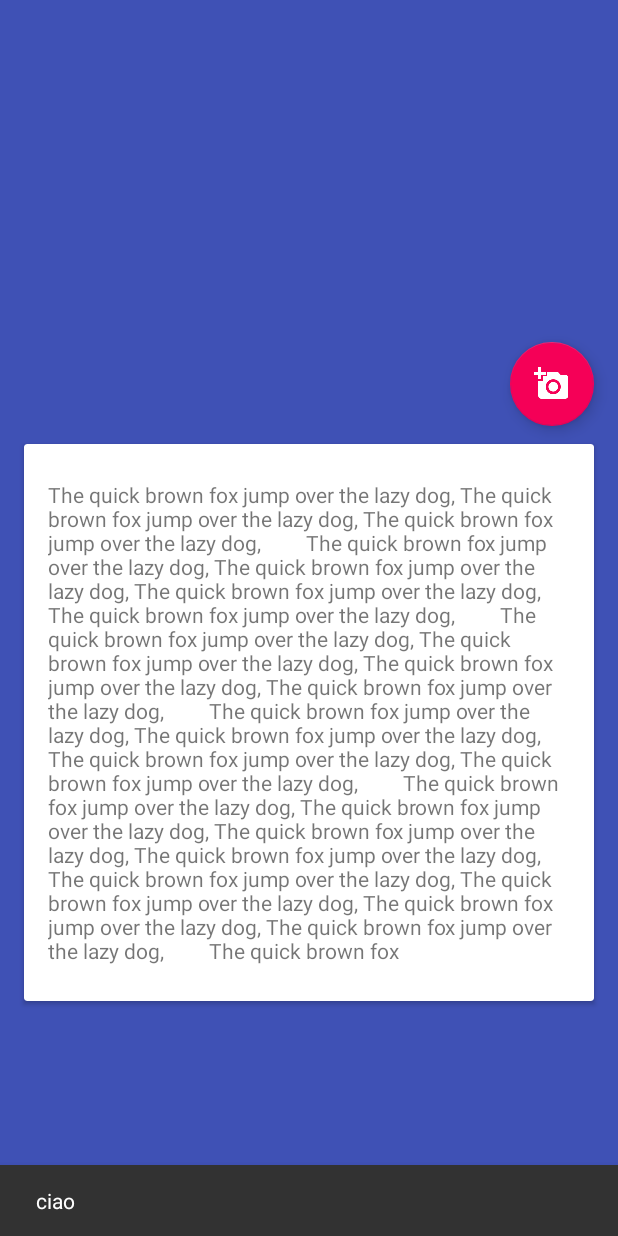
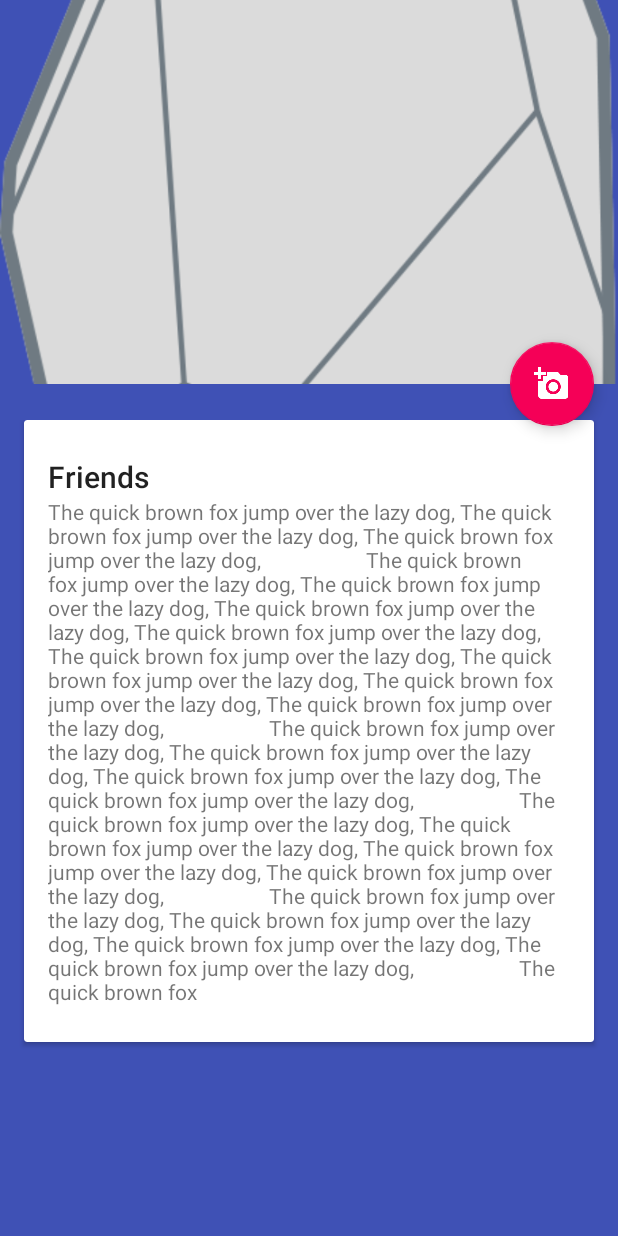
Before and after one commit to FedericoTorsello/BluetoothPositioning, an Android app: the fragment DetailDeviceFrag shown on its own in the app's theme, after a tap on an icon or button, on a phone screen of 412 x 824 dp. Run offline under Robolectric (Android 15) with nearby library versions, the light colour scheme and no system bars; 1 statement that could not run was skipped.

Commit message:
code refactoring

```diff
--- a/app/build.gradle
+++ b/app/build.gradle
@@ -32,6 +32,7 @@ dependencies {
     //    compile project(':android-beacon-library-debug')
 //    compile 'com.estimote:sdk:0.11.0@aar'
     compile 'com.android.support:support-v4:23.4.0'
+    compile 'com.android.support:support-v13:23.4.0'
     compile 'com.android.support:appcompat-v7:23.4.0'
     compile 'com.android.support:design:23.4.0'
     compile 'com.android.support:preference-v7:23.4.0'
--- a/app/src/main/java/it/unibo/torsello/bluetoothpositioning/fragment/DetailDeviceFrag.java
+++ b/app/src/main/java/it/unibo/torsello/bluetoothpositioning/fragment/DetailDeviceFrag.java
@@ -1,20 +1,18 @@
 package it.unibo.torsello.bluetoothpositioning.fragment;
 
-import android.content.Intent;
+import android.content.Context;
+import android.content.pm.PackageManager;
+import android.hardware.Camera;
 import android.os.Bundle;
-import android.os.RemoteException;
-import android.provider.MediaStore;
 import android.support.design.widget.CollapsingToolbarLayout;
 import android.support.design.widget.FloatingActionButton;
-import android.support.design.widget.Snackbar;
 import android.support.v4.app.Fragment;
 import android.view.LayoutInflater;
 import android.view.View;
 import android.view.ViewGroup;
 
-import org.altbeacon.beacon.Region;
-
 import it.unibo.torsello.bluetoothpositioning.R;
+import it.unibo.torsello.bluetoothpositioning.utils.CameraPreview;
 
 /**
  * Created by ocabafox on 7/8/2015.
@@ -23,6 +21,10 @@ public class DetailDeviceFrag extends Fragment {
 
     public static final String EXTRA_MESSAGE = "EXTRA_MESSAGE";
     private static final int CAPTURE_IMAGE_ACTIVITY_REQUEST_CODE = 100;
+
+    private Camera mCamera;
+    private CameraPreview mPreview;
+
 
     public static DetailDeviceFrag newInstance(String message) {
         DetailDeviceFrag fragment = new DetailDeviceFrag();
@@ -34,7 +36,7 @@ public class DetailDeviceFrag extends Fragment {
 
     @Override
     public View onCreateView(LayoutInflater inflater, ViewGroup container, Bundle savedInstanceState) {
-        View root = inflater.inflate(R.layout.frag_details, container, false);
+        final View root = inflater.inflate(R.layout.frag_details, container, false);
         CollapsingToolbarLayout collapsingToolbarLayout =
                 (CollapsingToolbarLayout) root.findViewById(R.id.collapsing_toolbar);
 
@@ -45,24 +47,67 @@ public class DetailDeviceFrag extends Fragment {
             //collapsingToolbarLayout.setExpandedTitleColor(0xED1C24);
         }
 
+        checkCameraHardware(getContext());
+        mCamera = getCameraInstance();
+
+        // Create our Preview view and set it as the content of our activity.
+        mPreview = new CameraPreview(getContext(), mCamera);
+//                FrameLayout preview = (FrameLayout) getActivity().findViewById(R.id.camera_preview);
+//        FrameLayout preview = (FrameLayout) root.findViewById(R.id.camera_preview1);
+//        preview.addView(mPreview);
 
         final FloatingActionButton fab = (FloatingActionButton) root.findViewById(R.id.fab2);
         assert fab != null;
-        Snackbar.make(fab, R.string.snackbar_start_scanning, Snackbar.LENGTH_LONG).show();
+//        Snackbar.make(fab, R.string.snackbar_start_scanning, Snackbar.LENGTH_LONG).show();
         fab.setOnClickListener(new View.OnClickListener() {
             @Override
             public void onClick(View view) {
                 // create Intent to take a picture and return control to the calling application
-                Intent intent = new Intent(MediaStore.ACTION_IMAGE_CAPTURE);
+//                Intent intent = new Intent(MediaStore.ACTION_IMAGE_CAPTURE);
+//
+//                // start the image capture Intent
+//                startActivityForResult(intent, CAPTURE_IMAGE_ACTIVITY_REQUEST_CODE);
+//                Snackbar.make(view, "ciao", Snackbar.LENGTH_SHORT).show();
 
-                // start the image capture Intent
-                startActivityForResult(intent, CAPTURE_IMAGE_ACTIVITY_REQUEST_CODE);
-                Snackbar.make(view, "ciao", Snackbar.LENGTH_SHORT).show();
+
+//
+//                getActivity().getSupportFragmentManager().beginTransaction()
+//                        .replace(R.id.frameLayout, mPreview)
+//                        .commit();
+
+
+                /** A safe way to get an instance of the Camera object. */
+
             }
 
         });
-
-
         return root;
     }
+
+    /**
+     * Check if this device has a camera
+     */
+    private boolean checkCameraHardware(Context context) {
+        if (context.getPackageManager().hasSystemFeature(PackageManager.FEATURE_CAMERA)) {
+            // this device has a camera
+            return true;
+        } else {
+            // no camera on this device
+            return false;
+        }
+    }
+
+    /**
+     * A safe way to get an instance of the Camera object.
+     */
+    public static Camera getCameraInstance() {
+        Camera c = null;
+        try {
+            c = Camera.open(); // attempt to get a Camera instance
+        } catch (Exception e) {
+            // Camera is not available (in use or does not exist)
+        }
+        return c; // returns null if camera is unavailable
+    }
+
 }
--- a/app/src/main/java/it/unibo/torsello/bluetoothpositioning/main/MainActivity.java
+++ b/app/src/main/java/it/unibo/torsello/bluetoothpositioning/main/MainActivity.java
@@ -78,7 +78,7 @@ public class MainActivity extends AppCompatActivity
             if (!isBackPressed || back_pressed + DOUBLE_PRESS_INTERVAL <= System.currentTimeMillis()) {
                 isBackPressed = true;
                 FloatingActionButton fab = (FloatingActionButton) findViewById(R.id.fab);
-                Snackbar.make(fab, R.string.exit, Snackbar.LENGTH_SHORT).show();
+                Snackbar.make(fab, R.string.snackbar_exit, Snackbar.LENGTH_SHORT).show();
             } else {
 //                finish();
                 super.onBackPressed();
--- /dev/null
+++ b/app/src/main/java/it/unibo/torsello/bluetoothpositioning/utils/CameraPreview.java
@@ -0,0 +1,78 @@
+package it.unibo.torsello.bluetoothpositioning.utils;
+
+/**
+ * Created by federico on 26/08/16.
+ */
+
+import android.content.Context;
+import android.hardware.Camera;
+import android.util.Log;
+import android.view.SurfaceHolder;
+import android.view.SurfaceView;
+
+import java.io.IOException;
+
+/**
+ * A basic Camera preview class
+ */
+public class CameraPreview extends SurfaceView implements SurfaceHolder.Callback {
+    private SurfaceHolder mHolder;
+    private Camera mCamera;
+
+    private final String TAG_CLASS = getClass().getSimpleName();
+
+    public CameraPreview(Context context, Camera camera) {
+        super(context);
+        mCamera = camera;
+
+        // Install a SurfaceHolder.Callback so we get notified when the
+        // underlying surface is created and destroyed.
+        mHolder = getHolder();
+        mHolder.addCallback(this);
+        // deprecated setting, but required on Android versions prior to 3.0
+        mHolder.setType(SurfaceHolder.SURFACE_TYPE_PUSH_BUFFERS);
+    }
+
+    public void surfaceCreated(SurfaceHolder holder) {
+        // The Surface has been created, now tell the camera where to draw the preview.
+        try {
+            mCamera.setPreviewDisplay(holder);
+            mCamera.startPreview();
+        } catch (IOException e) {
+            Log.d(TAG_CLASS, "Error setting camera preview: " + e.getMessage());
+        }
+    }
+
+    public void surfaceDestroyed(SurfaceHolder holder) {
+        // empty. Take care of releasing the Camera preview in your activity.
+    }
+
+    public void surfaceChanged(SurfaceHolder holder, int format, int w, int h) {
+        // If your preview can change or rotate, take care of those events here.
+        // Make sure to stop the preview before resizing or reformatting it.
+
+        if (mHolder.getSurface() == null) {
+            // preview surface does not exist
+            return;
+        }
+
+        // stop preview before making changes
+        try {
+            mCamera.stopPreview();
+        } catch (Exception e) {
+            // ignore: tried to stop a non-existent preview
+        }
+
+        // set preview size and make any resize, rotate or
+        // reformatting changes here
+
+        // start preview with new settings
+        try {
+            mCamera.setPreviewDisplay(mHolder);
+            mCamera.startPreview();
+
+        } catch (Exception e) {
+            Log.d(TAG_CLASS, "Error starting camera preview: " + e.getMessage());
+        }
+    }
+}
--- a/app/src/main/res/layout/app_bar_main.xml
+++ b/app/src/main/res/layout/app_bar_main.xml
@@ -5,7 +5,6 @@
     android:id="@+id/app_bar_main"
     android:layout_width="match_parent"
     android:layout_height="match_parent"
-    android:fitsSystemWindows="true"
     tools:context=".main.MainActivity">
 
     <android.support.design.widget.AppBarLayout
--- a/app/src/main/res/layout/frag_details.xml
+++ b/app/src/main/res/layout/frag_details.xml
@@ -1,8 +1,12 @@
+<?xml version="1.0" encoding="utf-8"?>
 <android.support.design.widget.CoordinatorLayout xmlns:android="http://schemas.android.com/apk/res/android"
     xmlns:app="http://schemas.android.com/apk/res-auto"
-    android:id="@+id/coordinatorLayout"
+    xmlns:tools="http://schemas.android.com/tools"
+    android:layout_width="match_parent"
     android:layout_height="match_parent"
-    android:layout_width="match_parent">
+    android:fitsSystemWindows="true"
+    tools:context=".main.MainActivity"
+    tools:showIn="@layout/app_bar_main">
 
     <android.support.design.widget.AppBarLayout
         android:id="@+id/appbar"
@@ -15,21 +19,29 @@
             android:id="@+id/collapsing_toolbar"
             android:layout_width="match_parent"
             android:layout_height="match_parent"
-            app:layout_scrollFlags="scroll|exitUntilCollapsed">
+            app:layout_scrollFlags="scroll|exitUntilCollapsed"
+            app:contentScrim="?attr/colorPrimary">
+
+            <android.support.v7.widget.Toolbar
+                android:layout_width="match_parent"
+                android:layout_height="?attr/actionBarSize"
+                app:popupTheme="@style/ThemeOverlay.AppCompat.Light"
+                app:layout_collapseMode="pin" />
+
+            <FrameLayout
+                android:id="@+id/camera_preview1"
+                android:layout_width="match_parent"
+                android:layout_height="match_parent">
 
                 <ImageView
                     android:id="@+id/backdrop"
                     android:layout_width="match_parent"
                     android:layout_height="match_parent"
                     android:scaleType="centerCrop"
+                    android:src="@drawable/unknown_beacon"
                     app:layout_collapseMode="parallax" />
 
-            <android.support.v7.widget.Toolbar
-                android:id="@+id/toolbar"
-                android:layout_width="match_parent"
-                android:layout_height="?attr/actionBarSize"
-                android:background="?attr/colorPrimary"
-                app:layout_collapseMode="pin" />
+            </FrameLayout>
 
         </android.support.design.widget.CollapsingToolbarLayout>
     </android.support.design.widget.AppBarLayout>
@@ -49,12 +61,20 @@
             <android.support.v7.widget.CardView
                 android:layout_width="match_parent"
                 android:layout_height="wrap_content"
-                android:layout_margin="@dimen/card_margin">
+                android:layout_marginBottom="@dimen/card_margin"
+                android:layout_marginLeft="@dimen/card_margin"
+                android:layout_marginRight="@dimen/card_margin">
 
                 <LinearLayout
                     style="@style/Widget.CardContent"
                     android:layout_width="match_parent"
                     android:layout_height="wrap_content">
+
+                    <TextView
+                        android:layout_width="match_parent"
+                        android:layout_height="wrap_content"
+                        android:text="Friends"
+                        android:textAppearance="@style/TextAppearance.AppCompat.Title" />
 
                     <TextView
                         android:layout_width="match_parent"
@@ -67,19 +87,7 @@
                     The quick brown fox jump over the lazy dog, The quick brown fox jump over the lazy dog, The quick brown fox jump over the lazy dog, The quick brown fox jump over the lazy dog,
                     The quick brown fox " />
 
-
                 </LinearLayout>
-
-            </android.support.v7.widget.CardView>
-
-
-            <android.support.v7.widget.CardView
-                android:layout_width="match_parent"
-                android:layout_height="wrap_content"
-                android:layout_marginBottom="@dimen/card_margin"
-                android:layout_marginLeft="@dimen/card_margin"
-                android:layout_marginRight="@dimen/card_margin">
-
 
             </android.support.v7.widget.CardView>
 
@@ -95,4 +103,5 @@
         app:layout_anchor="@id/appbar"
         app:layout_anchorGravity="bottom|right|end"
         android:src="@drawable/ic_add_a_photo_white_24dp" />
+
 </android.support.design.widget.CoordinatorLayout>
--- a/app/src/main/res/values/colors.xml
+++ b/app/src/main/res/values/colors.xml
@@ -4,4 +4,8 @@
     <color name="colorPrimaryDark">#303F9F</color>
     <!--<color name="colorAccent">#ff4081</color>-->
     <color name="colorAccent">#f50057</color>
+
+    <color name="control_background">#cc4285f4</color>
+
+    <color name="colorPrimary1">#000</color>
 </resources>
--- a/app/src/main/res/values/drawables.xml
+++ b/app/src/main/res/values/drawables.xml
@@ -1,4 +1,4 @@
-<resources xmlns:android="http://schemas.android.com/apk/res/android">
+<resources>
     <item name="ic_menu_camera" type="drawable">@android:drawable/ic_menu_camera</item>
     <item name="ic_menu_gallery" type="drawable">@android:drawable/ic_menu_gallery</item>
     <item name="ic_menu_slideshow" type="drawable">@android:drawable/ic_menu_slideshow</item>
--- a/app/src/main/res/values/styles.xml
+++ b/app/src/main/res/values/styles.xml
@@ -17,7 +17,9 @@
 
     <!---->
 
-    <style name="Theme.DesignDemo" parent="Base.Theme.DesignDemo"></style>
+    <style name="Theme.DesignDemo" parent="Base.Theme.DesignDemo">
+
+    </style>
 
     <style name="Base.Theme.DesignDemo" parent="Theme.AppCompat.DayNight.NoActionBar">
         <item name="colorPrimary">@color/colorPrimary</item>
@@ -41,4 +43,6 @@
         <item name="android:orientation">vertical</item>
     </style>
 
+    <!---->
+
 </resources>
```
Also changed, not shown: app/src/main/java/it/unibo/torsello/bluetoothpositioning/fragment/PreferencesFrag.java (+10 -10 lines), app/src/main/java/it/unibo/torsello/bluetoothpositioning/main/BLEPositioning.java (+22 -22 lines), app/src/main/java/it/unibo/torsello/bluetoothpositioning/utils/FABScrollingBehavior.java (+3 -4 lines), app/src/main/res/layout/camera_preview.xml (added, +21 -0 lines), app/src/main/res/values/strings.xml (+17 -1 lines). Lines whose indentation alone changed are shown as unchanged.
